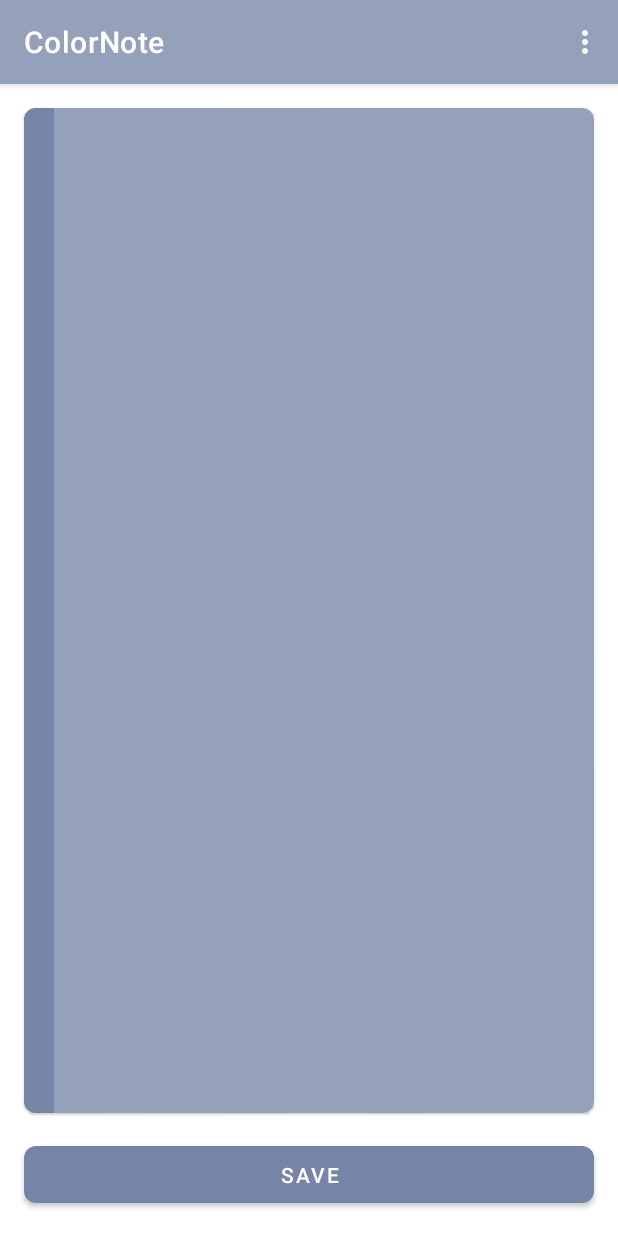
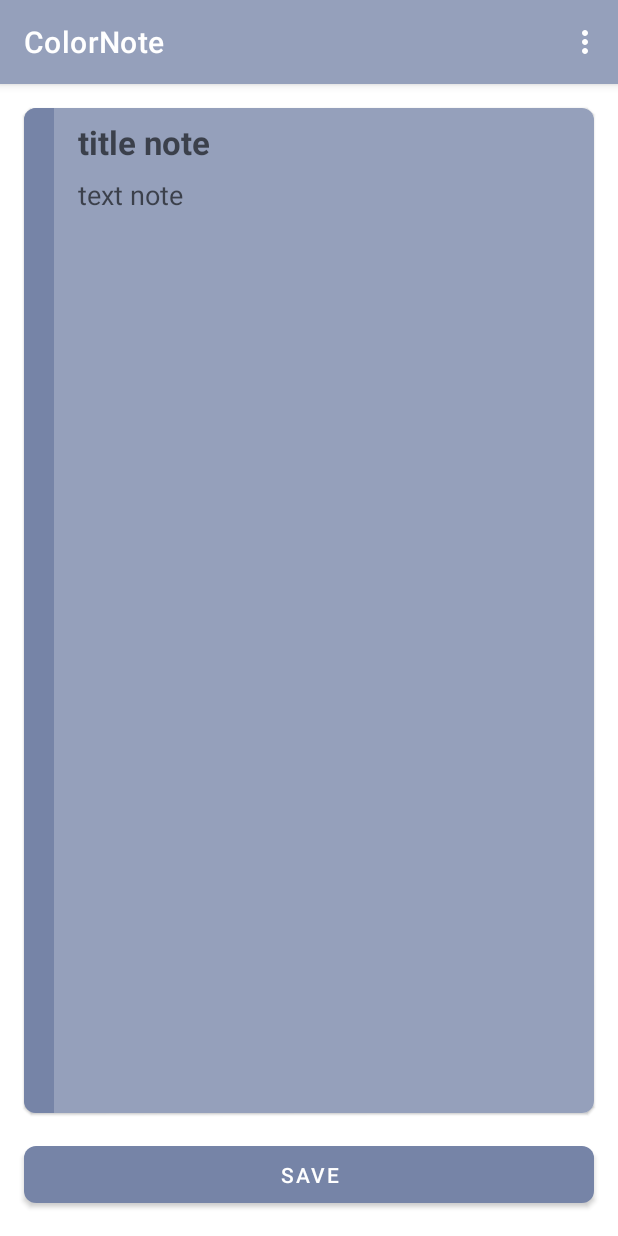
Before and after one commit to Brav9/ColorNote, an Android app: the EditNoteFragment screen opened through its navigation route, on a phone screen of 412 x 824 dp. Run offline under Robolectric (Android 15) with nearby library versions, the phone set to English and light mode, and no system bars; our stand-ins replace Room's generated code.

Commit message:
task_3 - добавил отображение подсказок в заметке, когда текст отсутствует.

```diff
--- a/app/src/main/res/layout/fragment_edit_note.xml
+++ b/app/src/main/res/layout/fragment_edit_note.xml
@@ -33,12 +33,14 @@
                 app:layout_constraintTop_toTopOf="parent" />
 
             <EditText
+                android:hint="@string/title"
                 android:id="@+id/etTitle"
                 android:layout_width="0dp"
                 android:layout_height="wrap_content"
                 android:layout_marginStart="16dp"
                 android:layout_marginTop="8dp"
                 android:layout_marginEnd="16dp"
+                android:inputType="textMultiLine"
                 android:background="@null"
                 android:textSize="22sp"
                 android:textStyle="bold"
@@ -49,6 +51,7 @@
                 tools:text="ololololololololo" />
 
             <EditText
+                android:hint="@string/text"
                 android:id="@+id/etText"
                 android:layout_width="0dp"
                 android:layout_height="0dp"
--- a/app/src/main/res/values/strings.xml
+++ b/app/src/main/res/values/strings.xml
@@ -12,5 +12,7 @@
     <string name="green">green</string>
     <string name="red">red</string>
     <string name="blue">blue</string>
+    <string name="title">title note</string>
+    <string name="text">text note</string>
 
 </resources>
```
